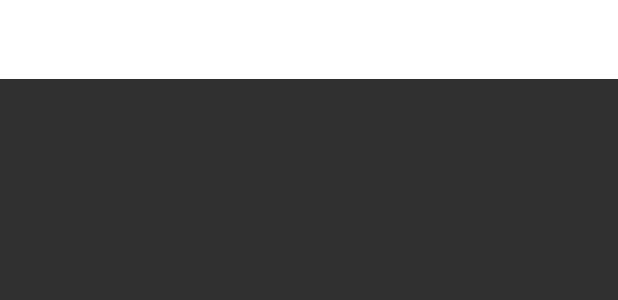
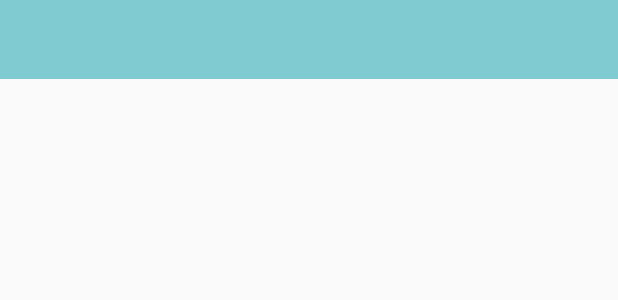
Before and after one commit to sidverma99/MyCloud, an Android app: the layout upload_row.xml on its own in the app's theme, with its tools: preview values and no code run, on a phone screen of 412 x 824 dp. Shown: the top 300 px of the screen. Run offline under Robolectric (Android 15) with nearby library versions, the phone set to English and light mode, and no system bars.

Commit message:
first commit

```diff
--- a/app/src/main/java/com/example/mycloud/UploadAdapter.java
+++ b/app/src/main/java/com/example/mycloud/UploadAdapter.java
@@ -34,7 +34,7 @@ public class UploadAdapter extends RecyclerView.Adapter<UploadAdapter.ViewHolder
 
     @Override
     public int getItemCount() {
-        return 0;
+        return uploadList.size();
     }
 
     public class ViewHolder extends RecyclerView.ViewHolder {
--- a/app/src/main/res/layout/upload_row.xml
+++ b/app/src/main/res/layout/upload_row.xml
@@ -4,14 +4,15 @@
     xmlns:tools="http://schemas.android.com/tools"
     android:layout_width="match_parent"
     android:layout_height="wrap_content"
+    android:background="#80CBD1"
     android:clickable="true"
-    android:background="#ffffff"
     android:padding="15dp">
+
     <TextView
+        android:id="@+id/fileName"
         android:layout_width="wrap_content"
         android:layout_height="wrap_content"
-        android:id="@+id/fileName"
+        android:fontFamily="@font/open_sans_semibold"
         android:textColor="#344955"
-        android:textSize="18sp"
-        android:fontFamily="@font/open_sans_semibold"/>
+        android:textSize="18sp" />
 </RelativeLayout>
--- a/app/src/main/res/values/styles.xml
+++ b/app/src/main/res/values/styles.xml
@@ -1,17 +1,17 @@
 <resources>
     <!-- Base application theme. -->
-    <style name="AppTheme" parent="Theme.AppCompat.NoActionBar">
+    <style name="AppTheme" parent="Theme.AppCompat.Light.NoActionBar">
         <!-- Customize your theme here. -->
-        <item name="colorPrimary">#344955</item>
-        <item name="colorPrimaryDark">#344955</item>
-        <item name="colorAccent">#f9aa33</item>
+        <item name="colorPrimary">@color/colorPrimary</item>
+        <item name="colorPrimaryDark">@color/colorPrimaryDark</item>
+        <item name="colorAccent">@color/colorAccent</item>
         <item name="android:textColorHint">#344955</item>
     </style>
 
     <style name="NoActionBar" parent="Theme.AppCompat.Light.NoActionBar">
-        <item name="colorPrimary">#344955</item>
-        <item name="colorPrimaryDark">#344955</item>
-        <item name="colorAccent">#f9aa33</item>
+        <item name="colorPrimary">@color/colorPrimary</item>
+        <item name="colorPrimaryDark">@color/colorPrimaryDark</item>
+        <item name="colorAccent">@color/colorAccent</item>
         <item name="android:textColorHint">#344955</item>
     </style>
 </resources>
```
Also changed, not shown: app/src/main/java/com/example/mycloud/MainActivity.java (+21 -17 lines).
